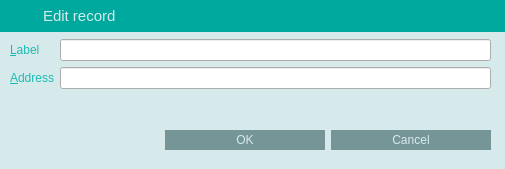
The window that src/qt/forms/editaddressdialog.ui (HashCoin/ElectricCoin) describes before a commit, drawn with Qt 5.
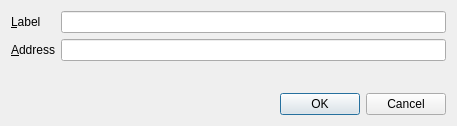
The same window after the commit. Icons and pictures are not drawn.

Patch:
```diff
--- a/src/qt/forms/editaddressdialog.ui
+++ b/src/qt/forms/editaddressdialog.ui
@@ -6,175 +6,19 @@
    <rect>
     <x>0</x>
     <y>0</y>
-    <width>505</width>
-    <height>169</height>
+    <width>457</width>
+    <height>126</height>
    </rect>
   </property>
   <property name="windowTitle">
    <string>Edit Address</string>
   </property>
-  <property name="styleSheet">
-   <string notr="true">QLabel {
-	color: #1cbbb4;
-}
-
-QDialog {
-	background-color: #d7eaeb;
-}</string>
-  </property>
-  <widget class="QWidget" name="wCaption" native="true">
-   <property name="geometry">
-    <rect>
-     <x>0</x>
-     <y>0</y>
-     <width>505</width>
-     <height>32</height>
-    </rect>
-   </property>
-   <property name="minimumSize">
-    <size>
-     <width>0</width>
-     <height>32</height>
-    </size>
-   </property>
-   <property name="maximumSize">
-    <size>
-     <width>16777215</width>
-     <height>32</height>
-    </size>
-   </property>
-   <property name="styleSheet">
-    <string notr="true">#wCaption {
-	background-color: #00a99d;
-}</string>
-   </property>
-   <property name="is_header" stdset="0">
-    <bool>true</bool>
-   </property>
-   <layout class="QHBoxLayout" name="horizontalLayout_19">
-    <property name="margin">
-     <number>0</number>
-    </property>
-    <item>
-     <spacer name="horizontalSpacer_26">
-      <property name="orientation">
-       <enum>Qt::Horizontal</enum>
-      </property>
-      <property name="sizeType">
-       <enum>QSizePolicy::Fixed</enum>
-      </property>
-      <property name="sizeHint" stdset="0">
-       <size>
-        <width>7</width>
-        <height>20</height>
-       </size>
-      </property>
-     </spacer>
-    </item>
-    <item>
-     <widget class="QLabel" name="label_33">
-      <property name="sizePolicy">
-       <sizepolicy hsizetype="Preferred" vsizetype="Preferred">
-        <horstretch>0</horstretch>
-        <verstretch>0</verstretch>
-       </sizepolicy>
-      </property>
-      <property name="minimumSize">
-       <size>
-        <width>30</width>
-        <height>30</height>
-       </size>
-      </property>
-      <property name="maximumSize">
-       <size>
-        <width>30</width>
-        <height>30</height>
-       </size>
-      </property>
-      <property name="text">
-       <string/>
-      </property>
-      <property name="pixmap">
-       <pixmap resource="../res.qrc">:/res/edit_record_icon.png</pixmap>
-      </property>
-     </widget>
-    </item>
-    <item>
-     <widget class="QLabel" name="lbTitle">
-      <property name="font">
-       <font>
-        <pointsize>11</pointsize>
-        <stylestrategy>PreferAntialias</stylestrategy>
-       </font>
-      </property>
-      <property name="styleSheet">
-       <string notr="true">QLabel {
-	color: #d7eaeb;
-}</string>
-      </property>
-      <property name="text">
-       <string>Edit record</string>
-      </property>
-     </widget>
-    </item>
-    <item>
-     <widget class="QPushButton" name="bClose">
-      <property name="minimumSize">
-       <size>
-        <width>30</width>
-        <height>30</height>
-       </size>
-      </property>
-      <property name="maximumSize">
-       <size>
-        <width>30</width>
-        <height>30</height>
-       </size>
-      </property>
-      <property name="styleSheet">
-       <string notr="true">QPushButton {	
-	image: url(:/res/close_normal.png);
-	border: 0px solid gray;
-}
-QPushButton:pressed:flat {
-	image: url(:/res/close_normal.png);
-}
-
-QPushButton:hover {
-	image: url(:/res/close_hover.png);
-}</string>
-      </property>
-      <property name="text">
-       <string notr="true"/>
-      </property>
-      <property name="flat">
-       <bool>true</bool>
-      </property>
-     </widget>
-    </item>
-   </layout>
-  </widget>
-  <widget class="QWidget" name="horizontalLayoutWidget">
-   <property name="geometry">
-    <rect>
-     <x>10</x>
-     <y>39</y>
-     <width>481</width>
-     <height>111</height>
-    </rect>
-   </property>
-   <layout class="QHBoxLayout" name="horizontalLayout">
-    <property name="sizeConstraint">
-     <enum>QLayout::SetDefaultConstraint</enum>
-    </property>
+  <layout class="QVBoxLayout" name="verticalLayout">
     <item>
      <layout class="QFormLayout" name="formLayout">
       <property name="fieldGrowthPolicy">
        <enum>QFormLayout::AllNonFixedFieldsGrow</enum>
       </property>
-      <property name="formAlignment">
-       <set>Qt::AlignRight|Qt::AlignTop|Qt::AlignTrailing</set>
-      </property>
       <item row="0" column="0">
        <widget class="QLabel" name="label">
         <property name="text">
@@ -209,27 +53,10 @@
         </property>
        </widget>
       </item>
-      <item row="3" column="1">
+    </layout>
+   </item>
+   <item>
        <widget class="QDialogButtonBox" name="buttonBox">
-        <property name="styleSheet">
-         <string notr="true">QPushButton {
-	background-color: #769597;
-	color: #d7eaeb;
-	border: 0px solid gray;
-	max-height: 20px;
-	min-height: 20px;
-	max-width: 160px;
-	min-width: 160px;
-}
-
-QPushButton:hover {
-	background-color: #1cbbb4;
-}
-
-QPushButton:pressed:flat {
-	background-color: #00a99d;
-}</string>
-        </property>
         <property name="orientation">
          <enum>Qt::Horizontal</enum>
         </property>
@@ -238,27 +65,9 @@
         </property>
        </widget>
       </item>
-      <item row="2" column="1">
-       <spacer name="verticalSpacer">
-        <property name="orientation">
-         <enum>Qt::Vertical</enum>
-        </property>
-        <property name="sizeHint" stdset="0">
-         <size>
-          <width>20</width>
-          <height>40</height>
-         </size>
-        </property>
-       </spacer>
-      </item>
-     </layout>
-    </item>
-   </layout>
-  </widget>
- </widget>
- <resources>
-  <include location="../res.qrc"/>
- </resources>
+  </layout>
+ </widget>
+ <resources/>
  <connections>
   <connection>
    <sender>buttonBox</sender>
```
Left out of the diff: 16 changed lines with no effect on the pictures. Lines whose indentation alone changed are shown as unchanged.
